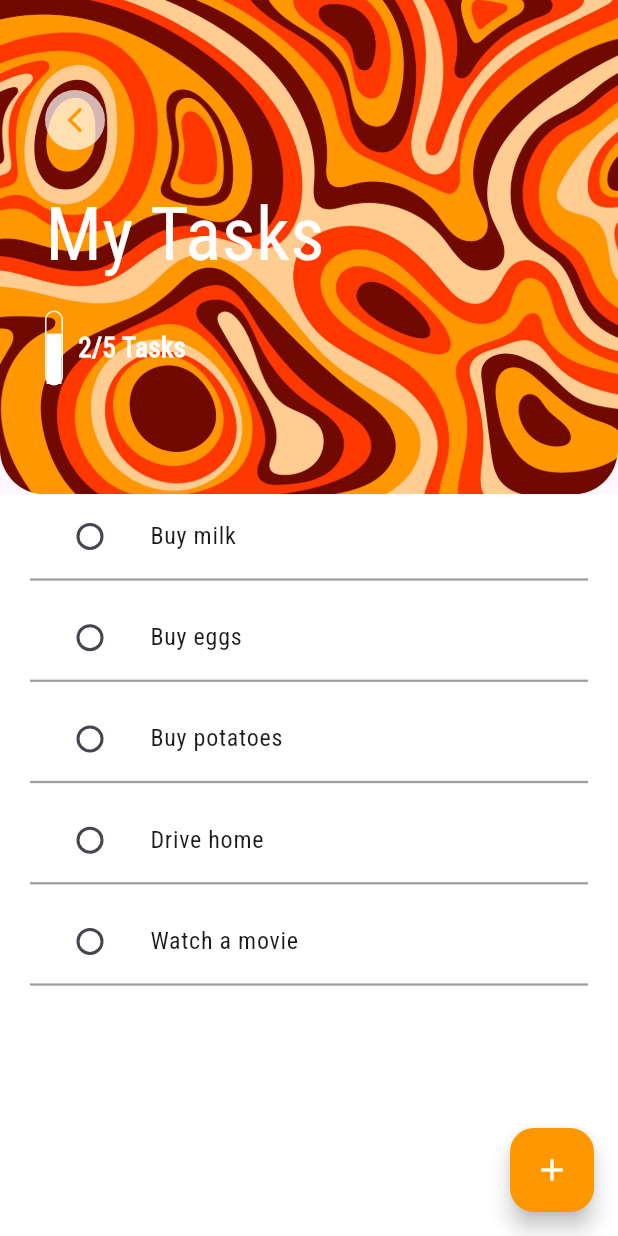
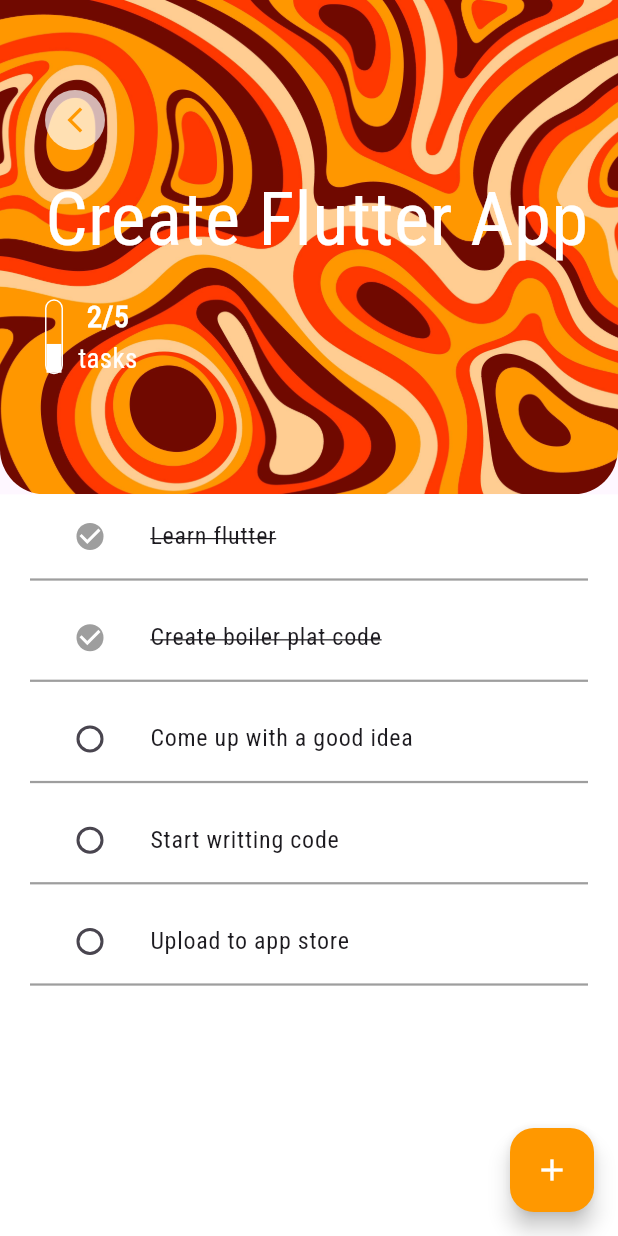
Before and after one commit to JustinDeGroot/to-do-app, a Flutter app: the screen it shows after launch, after a tap on the "keyboard control" icon, on a phone screen of 412 x 824 dp. Run offline on Flutter 3.47's test engine with Material 3 defaults, Android fonts, the phone set to English and light mode, and no system bars.

Commit message:
Finished the app. Fully functional

```diff
--- a/lib/models/project_data.dart
+++ b/lib/models/project_data.dart
@@ -1,22 +1,42 @@
 import 'package:flutter/material.dart';
 import 'package:todo_app_flutter/models/project.dart';
+import 'package:todo_app_flutter/models/task.dart';
 import 'dart:collection';
 
 class ProjectData extends ChangeNotifier {
   List<Project> _projects = [
     Project(
-        name: "Holiday to Norway",
-        projectTasks: [],
+        name: "Create Flutter App",
+        projectTasks: [
+          Task(name: 'Learn flutter', isDone: true),
+          Task(name: 'Create boiler plat code', isDone: true),
+          Task(name: 'Come up with a good idea'),
+          Task(name: 'Start writting code'),
+          Task(name: 'Upload to app store'),
+        ],
         backgroundImage: "background.jpg"),
     Project(
         name: "Holiday to Amsterdam",
-        projectTasks: [],
+        projectTasks: [
+          Task(name: 'Buy plan tickets'),
+        ],
         backgroundImage: "background1.jpg"),
     Project(
         name: "Groceries",
         projectTasks: [],
         backgroundImage: "background2.jpg"),
   ];
+
+  /*
+  Project selectedProject = Project(
+    name: 'name',
+    projectTasks: [],
+    backgroundImage: 'backgroundImage',
+  );
+
+   */
+
+  //int selectedIndex = 0;
 
   UnmodifiableListView<Project> get projects {
     return UnmodifiableListView(_projects);
@@ -25,6 +45,38 @@ class ProjectData extends ChangeNotifier {
   int get projectCount {
     return _projects.length;
   }
+
+  int taskCount(int index) {
+    return _projects[index].projectTasks.length;
+  }
+
+  double percentageCompleted(int index) {
+    int completed = completedTaskCount(index);
+    int total = taskCount(index);
+    if (completed == 0 && total == 0) {
+      return 0.0;
+    }
+    return completed / total;
+  }
+
+  int completedTaskCount(int index) {
+    int completed = 0;
+    for (Task task in _projects[index].projectTasks) {
+      if (task.isDone) {
+        completed += 1;
+      }
+    }
+    return completed;
+  }
+
+  /*
+  void selectProject(int index) {
+    selectedProject = _projects[index];
+    selectedIndex = index;
+    notifyListeners();
+  }
+
+   */
 
   void addProject(String projectTitle, String backgroundImage) {
     _projects.add(Project(
@@ -39,4 +91,22 @@ class ProjectData extends ChangeNotifier {
     _projects.removeAt(index);
     notifyListeners();
   }
+
+  // --------- TASKS -----------
+  void addTaskToProject(int index, String taskTitle) {
+    _projects[index].projectTasks.add(Task(name: taskTitle));
+    notifyListeners();
+    //selectProject(index);
+  }
+
+  void deleteTaskFromProject(int taskIndex, int projectIndex) {
+    _projects[projectIndex].projectTasks.removeAt(taskIndex);
+    //selectedProject.projectTasks.removeAt(taskIndex);
+    notifyListeners();
+  }
+
+  void finishTask(Task task) {
+    task.toggleDone();
+    notifyListeners();
+  }
 }
--- a/lib/screens/projects_screen.dart
+++ b/lib/screens/projects_screen.dart
@@ -1,4 +1,6 @@
 import 'package:flutter/material.dart';
+import 'package:provider/provider.dart';
+import 'package:todo_app_flutter/models/project_data.dart';
 import 'package:todo_app_flutter/screens/add_project_screen.dart';
 import 'package:todo_app_flutter/widgets/projects_list.dart';
 
@@ -33,20 +35,20 @@ class ProjectsScreen extends StatelessWidget {
                   fontSize: 17.0,
                 ),
               ),
-              const Row(
+              Row(
                 mainAxisAlignment: MainAxisAlignment.spaceBetween,
                 children: [
                   SizedBox(
                     width: 150.0,
                     child: Text(
-                      'Your Projects (4)',
-                      style: TextStyle(
+                      'Your Projects (${Provider.of<ProjectData>(context).projectCount})',
+                      style: const TextStyle(
                         fontSize: 30.0,
                         fontWeight: FontWeight.w600,
                       ),
                     ),
                   ),
-                  CircleAvatar(
+                  const CircleAvatar(
                     radius: 40.0,
                     backgroundImage: AssetImage('images/background1.jpg'),
                   ),
--- a/lib/screens/tasks_screen.dart
+++ b/lib/screens/tasks_screen.dart
@@ -1,20 +1,33 @@
 import 'package:flutter/material.dart';
-import 'package:todo_app_flutter/models/task_data.dart';
+import 'package:todo_app_flutter/models/project_data.dart';
+import 'package:todo_app_flutter/screens/projects_screen.dart';
+import 'package:todo_app_flutter/widgets/progress_bar.dart';
 import 'package:todo_app_flutter/widgets/task_list.dart';
 import 'package:todo_app_flutter/screens/add_task_screen.dart';
 import 'package:provider/provider.dart';
 
 class TasksScreen extends StatelessWidget {
   static const String id = 'tasks_screen';
+
+  //TasksScreen({required this.projectIndex});
+
+  //late final int projectIndex;
+
   @override
   Widget build(BuildContext context) {
+    final arguments = (ModalRoute.of(context)?.settings.arguments ??
+        <String, dynamic>{}) as Map;
+    int projectIndex = arguments['projectIndex'];
+
     return Scaffold(
       floatingActionButton: FloatingActionButton(
         backgroundColor: Colors.orange,
         onPressed: () {
           showModalBottomSheet(
             context: context,
-            builder: (context) => AddTaskScreen(),
+            builder: (context) => AddTaskScreen(
+              projectIndex: projectIndex,
+            ),
           );
         },
         child: const Icon(
@@ -27,13 +40,14 @@ class TasksScreen extends StatelessWidget {
         children: [
           Container(
             width: double.infinity,
-            decoration: const BoxDecoration(
-              borderRadius: BorderRadius.only(
+            decoration: BoxDecoration(
+              borderRadius: const BorderRadius.only(
                 bottomRight: Radius.circular(30.0),
                 bottomLeft: Radius.circular(30.0),
               ),
               image: DecorationImage(
-                image: AssetImage("images/background.jpg"),
+                image: AssetImage(
+                    "images/${Provider.of<ProjectData>(context).projects[projectIndex].backgroundImage}"),
                 fit: BoxFit.cover,
               ),
             ),
@@ -45,7 +59,8 @@ class TasksScreen extends StatelessWidget {
                 children: [
                   GestureDetector(
                     onTap: () {
-                      Navigator.pop(context);
+                      //Navigator.pop(context);
+                      Navigator.pushNamed(context, ProjectsScreen.id);
                     },
                     child: const CircleAvatar(
                       backgroundColor: Colors.white70,
@@ -58,10 +73,12 @@ class TasksScreen extends StatelessWidget {
                     ),
                   ),
                   const SizedBox(
-                    height: 20.0,
+                    height: 10.0,
                   ),
-                  const Text(
-                    'My Tasks',
+                  Text(
+                    Provider.of<ProjectData>(context)
+                        .projects[projectIndex]
+                        .name,
                     style: TextStyle(
                       color: Colors.white,
                       fontSize: 50.0,
@@ -71,35 +88,8 @@ class TasksScreen extends StatelessWidget {
                   const SizedBox(
                     height: 15.0,
                   ),
-                  Row(
-                    children: [
-                      Container(
-                        decoration: BoxDecoration(
-                          border: Border.all(color: Colors.white),
-                          borderRadius: BorderRadius.all(Radius.circular(30.0)),
-                        ),
-                        height: 50.0,
-                        width: 12.0,
-                        child: const RotatedBox(
-                          quarterTurns: -1,
-                          child: LinearProgressIndicator(
-                            value: 0.7,
-                            color: Colors.white,
-                            backgroundColor: Colors.transparent,
-                          ),
-                        ),
-                      ),
-                      const SizedBox(
-                        width: 10.0,
-                      ),
-                      Text(
-                        '2/${Provider.of<TaskData>(context).taskCount} Tasks',
-                        style: const TextStyle(
-                            color: Colors.white,
-                            fontSize: 18.0,
-                            fontWeight: FontWeight.bold),
-                      ),
-                    ],
+                  ProgressBar(
+                    projectIndex: projectIndex,
                   ),
                 ],
               ),
@@ -112,7 +102,9 @@ class TasksScreen extends StatelessWidget {
               decoration: const BoxDecoration(
                 color: Colors.white,
               ),
-              child: TasksList(),
+              child: TasksList(
+                projectIndex: projectIndex,
+              ),
             ),
           ),
         ],
--- a/lib/widgets/progress_bar.dart
+++ b/lib/widgets/progress_bar.dart
@@ -1,9 +1,12 @@
 import 'package:flutter/material.dart';
 import 'package:provider/provider.dart';
+import 'package:todo_app_flutter/models/project_data.dart';
 import '../models/task_data.dart';
 
 class ProgressBar extends StatelessWidget {
-  const ProgressBar({super.key});
+  const ProgressBar({super.key, required this.projectIndex});
+
+  final projectIndex;
 
   @override
   Widget build(BuildContext context) {
@@ -16,10 +19,11 @@ class ProgressBar extends StatelessWidget {
           ),
           height: 50.0,
           width: 12.0,
-          child: const RotatedBox(
+          child: RotatedBox(
             quarterTurns: -1,
             child: LinearProgressIndicator(
-              value: 0.7,
+              value: Provider.of<ProjectData>(context)
+                  .percentageCompleted(projectIndex),
               color: Colors.white,
               backgroundColor: Colors.transparent,
             ),
@@ -31,7 +35,8 @@ class ProgressBar extends StatelessWidget {
         Column(
           children: [
             Text(
-              '2/${Provider.of<TaskData>(context).taskCount}',
+              //'test',
+              '${Provider.of<ProjectData>(context).completedTaskCount(projectIndex)}/${Provider.of<ProjectData>(context).taskCount(projectIndex)}',
               style: const TextStyle(
                   color: Colors.white,
                   fontSize: 20.0,
--- a/lib/widgets/project_tile.dart
+++ b/lib/widgets/project_tile.dart
@@ -1,16 +1,21 @@
 import 'package:flutter/material.dart';
+import 'package:provider/provider.dart';
+import 'package:todo_app_flutter/models/project_data.dart';
 import 'package:todo_app_flutter/screens/tasks_screen.dart';
 import 'package:todo_app_flutter/widgets/progress_bar.dart';
 import '../screens/add_task_screen.dart';
 
 class ProjectTile extends StatelessWidget {
-  const ProjectTile({
-    super.key,
-    required this.backgroundImage,
-    required this.name,
-  });
+  const ProjectTile(
+      {super.key,
+      required this.backgroundImage,
+      required this.name,
+      required this.index,
+      required this.projectIndex});
   final String name;
   final AssetImage backgroundImage;
+  final int index;
+  final int projectIndex;
 
   @override
   Widget build(BuildContext context) {
@@ -43,7 +48,9 @@ class ProjectTile extends StatelessWidget {
           ),
           Container(
             padding: const EdgeInsets.only(left: 20.0, top: 30.0),
-            child: const ProgressBar(),
+            child: ProgressBar(
+              projectIndex: projectIndex,
+            ),
           ),
           Container(
             margin: const EdgeInsets.only(bottom: 15.0),
@@ -52,10 +59,8 @@ class ProjectTile extends StatelessWidget {
               children: [
                 GestureDetector(
                   onTap: () {
-                    Navigator.pushNamed(
-                      context,
-                      TasksScreen.id,
-                    );
+                    Navigator.pushNamed(context, TasksScreen.id,
+                        arguments: {'projectIndex': projectIndex});
                   },
                   child: Container(
                     margin: const EdgeInsets.only(
@@ -81,7 +86,9 @@ class ProjectTile extends StatelessWidget {
                   onTap: () {
                     showModalBottomSheet(
                       context: context,
-                      builder: (context) => AddTaskScreen(),
+                      builder: (context) => AddTaskScreen(
+                        projectIndex: projectIndex,
+                      ),
                     );
                   },
                   child: Container(
--- a/lib/widgets/projects_list.dart
+++ b/lib/widgets/projects_list.dart
@@ -11,8 +11,10 @@ class ProjectList extends StatelessWidget {
         itemBuilder: (context, index) {
           final project = projectData.projects[index];
           return ProjectTile(
+            projectIndex: index,
             name: project.name,
             backgroundImage: AssetImage("images/${project.backgroundImage}"),
+            index: index,
           );
         },
         itemCount: projectData.projectCount,
--- a/lib/widgets/task_list.dart
+++ b/lib/widgets/task_list.dart
@@ -1,30 +1,34 @@
 import 'package:flutter/material.dart';
 import 'package:provider/provider.dart';
-import 'package:todo_app_flutter/models/task_data.dart';
+import 'package:todo_app_flutter/models/project_data.dart';
 import 'package:todo_app_flutter/widgets/task_tile.dart';
 
 class TasksList extends StatelessWidget {
+  TasksList({required this.projectIndex});
+
+  final int projectIndex;
+
   @override
   Widget build(BuildContext context) {
-    return Consumer<TaskData>(builder: (context, taskData, child) {
+    return Consumer<ProjectData>(builder: (context, projectData, child) {
       return ListView.builder(
         itemBuilder: (context, index) {
-          final task = taskData.tasks[index];
+          final task = projectData.projects[projectIndex].projectTasks[index];
           return TaskTile(
             taskTitle: task.name,
             isChecked: task.isDone,
             checkboxCallback: (value) {
-              taskData.finishTask(task);
+              //projectData.finishTask(task);
             },
             onTap: () {
-              taskData.finishTask(task);
+              projectData.finishTask(task);
             },
             longPress: () {
-              taskData.deleteTask(index);
+              projectData.deleteTaskFromProject(index, projectIndex);
             },
           );
         },
-        itemCount: taskData.taskCount,
+        itemCount: projectData.taskCount(projectIndex),
       );
     });
   }
--- a/lib/widgets/task_tile.dart
+++ b/lib/widgets/task_tile.dart
@@ -19,7 +19,7 @@ class TaskTile extends StatelessWidget {
   Widget build(BuildContext context) {
     return Container(
       margin: EdgeInsets.only(bottom: 10.0),
-      decoration: BoxDecoration(
+      decoration: const BoxDecoration(
         border: Border(
           bottom: BorderSide(
             width: 1.5,
```
Also changed, not shown: lib/screens/add_project_screen.dart (+26 -82 lines), lib/screens/add_task_screen.dart (+9 -3 lines), lib/widgets/background_image_tile.dart (added, +34 -0 lines).
